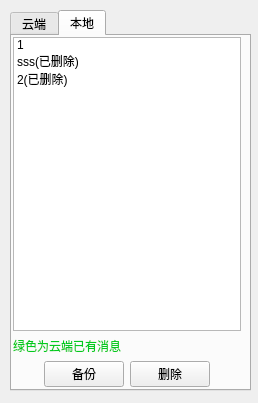
First picture: the form in UI/sync.ui, repository JoeEmp/AirMemo, before the edit.
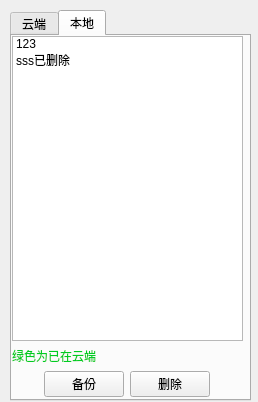
Second picture: the form after the edit. The open tabs and pages were chosen to show the change.

Diff of the .ui file:
```diff
--- a/UI/sync.ui
+++ b/UI/sync.ui
@@ -7,7 +7,7 @@
     <x>0</x>
     <y>0</y>
     <width>258</width>
-    <height>403</height>
+    <height>402</height>
    </rect>
   </property>
   <property name="windowTitle">
@@ -19,7 +19,7 @@
      <x>10</x>
      <y>10</y>
      <width>241</width>
-     <height>381</height>
+     <height>391</height>
     </rect>
    </property>
    <property name="currentIndex">
@@ -131,19 +131,71 @@
        <x>0</x>
        <y>0</y>
        <width>231</width>
-       <height>351</height>
+       <height>361</height>
       </rect>
      </property>
      <layout class="QGridLayout" name="local_gridLayout">
-      <property name="leftMargin">
-       <number>1</number>
-      </property>
-      <property name="topMargin">
-       <number>1</number>
-      </property>
-      <property name="rightMargin">
-       <number>2</number>
-      </property>
+      <item row="3" column="0">
+       <spacer name="horizontalSpacer_11">
+        <property name="orientation">
+         <enum>Qt::Horizontal</enum>
+        </property>
+        <property name="sizeHint" stdset="0">
+         <size>
+          <width>40</width>
+          <height>20</height>
+         </size>
+        </property>
+       </spacer>
+      </item>
+      <item row="2" column="0" colspan="3">
+       <widget class="QLabel" name="local_lab">
+        <property name="styleSheet">
+         <string notr="true">color:rgb(0, 204, 34)</string>
+        </property>
+        <property name="text">
+         <string>绿色为已在云端</string>
+        </property>
+       </widget>
+      </item>
+      <item row="1" column="0" colspan="4">
+       <widget class="QListWidget" name="local_list">
+        <property name="selectionMode">
+         <enum>QAbstractItemView::MultiSelection</enum>
+        </property>
+        <property name="selectionBehavior">
+         <enum>QAbstractItemView::SelectRows</enum>
+        </property>
+        <item>
+         <property name="text">
+          <string>123</string>
+         </property>
+        </item>
+        <item>
+         <property name="text">
+          <string>sss已删除</string>
+         </property>
+         <property name="background">
+          <brush brushstyle="NoBrush">
+           <color alpha="255">
+            <red>0</red>
+            <green>0</green>
+            <blue>0</blue>
+           </color>
+          </brush>
+         </property>
+         <property name="foreground">
+          <brush brushstyle="NoBrush">
+           <color alpha="255">
+            <red>0</red>
+            <green>204</green>
+            <blue>34</blue>
+           </color>
+          </brush>
+         </property>
+        </item>
+       </widget>
+      </item>
       <item row="3" column="2">
        <widget class="QPushButton" name="local_del_btn">
         <property name="text">
@@ -171,63 +223,6 @@
         </property>
        </spacer>
       </item>
-      <item row="3" column="0">
-       <spacer name="horizontalSpacer">
-        <property name="orientation">
-         <enum>Qt::Horizontal</enum>
-        </property>
-        <property name="sizeHint" stdset="0">
-         <size>
-          <width>40</width>
-          <height>20</height>
-         </size>
-        </property>
-       </spacer>
-      </item>
-      <item row="1" column="0" colspan="4">
-       <widget class="QListWidget" name="local_list">
-        <property name="selectionMode">
-         <enum>QAbstractItemView::MultiSelection</enum>
-        </property>
-        <property name="selectionBehavior">
-         <enum>QAbstractItemView::SelectRows</enum>
-        </property>
-        <item>
-         <property name="text">
-          <string>1</string>
-         </property>
-        </item>
-        <item>
-         <property name="text">
-          <string>sss(已删除)</string>
-         </property>
-        </item>
-        <item>
-         <property name="text">
-          <string>2(已删除)</string>
-         </property>
-         <property name="foreground">
-          <brush brushstyle="NoBrush">
-           <color alpha="255">
-            <red>1</red>
-            <green>203</green>
-            <blue>31</blue>
-           </color>
-          </brush>
-         </property>
-        </item>
-       </widget>
-      </item>
-      <item row="2" column="0" colspan="2">
-       <widget class="QLabel" name="label">
-        <property name="styleSheet">
-         <string notr="true">color:rgb(1, 203, 31)</string>
-        </property>
-        <property name="text">
-         <string>绿色为云端已有消息</string>
-        </property>
-       </widget>
-      </item>
      </layout>
     </widget>
    </widget>
```
Left out of the diff: 80 changed lines with no effect on the pictures.
